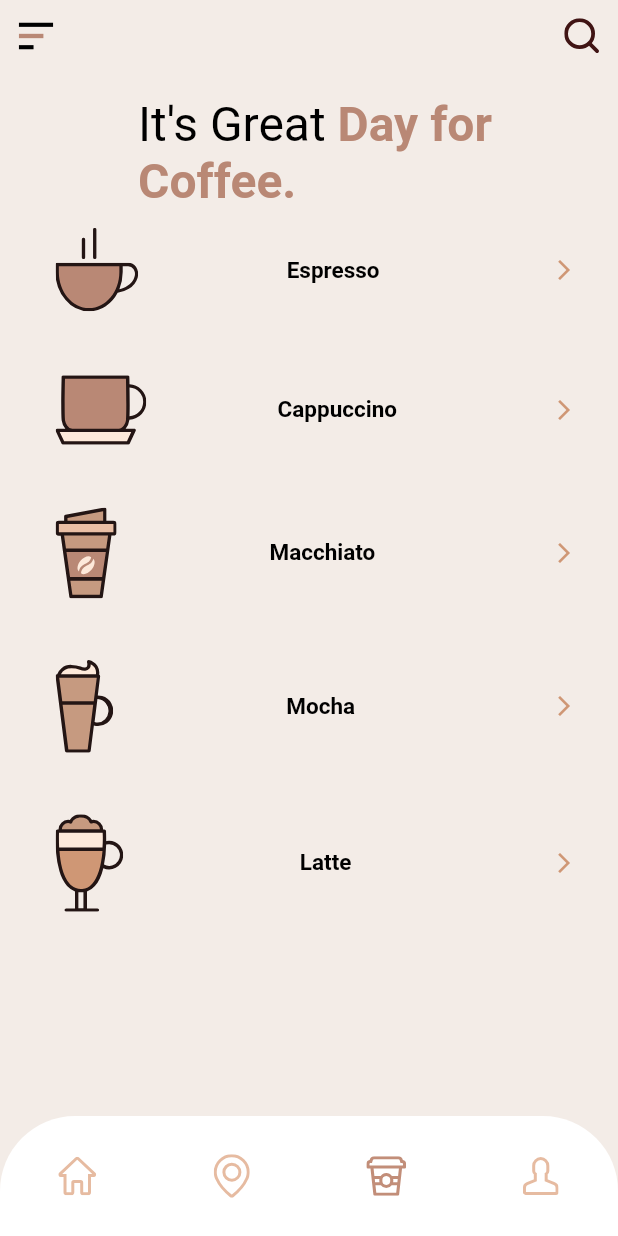
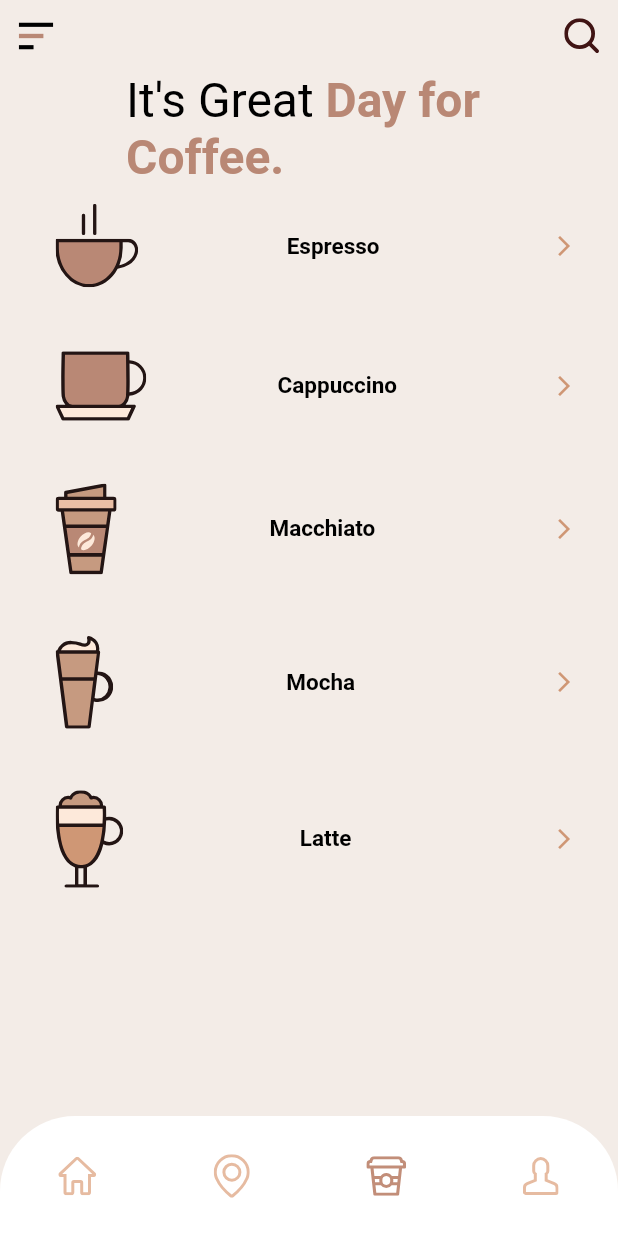
Before and after one commit to momagdy75/Coffee_App, a Flutter app: the screen it shows after launch, item 3 of the bottom bar chosen, on a phone screen of 412 x 824 dp. Run offline on Flutter 3.47's test engine with Material 2 defaults, Android fonts, the phone set to English and light mode, and no system bars; our stand-ins replace flutter_svg, google_fonts, toast.

Commit message:
Coffee App version 1.0

```diff
--- a/lib/Screens/home_screen.dart
+++ b/lib/Screens/home_screen.dart
@@ -41,6 +41,7 @@ void updateScreen(int index){
   Widget build(BuildContext context) {
     return
       Scaffold(
+          resizeToAvoidBottomInset: false,
         body: Stack(
           children: [
             Container(
--- a/lib/Screens/menu_screen.dart
+++ b/lib/Screens/menu_screen.dart
@@ -40,8 +40,7 @@ bool isOpen = false;
 
                 children: [
                   Appbar(),
-                  Padding(
-                    padding: const EdgeInsets.only(left: 16.0,top: 16),
+                  Center(
                     child: RichText(
                         text: TextSpan(children: [
                           TextSpan(
@@ -58,7 +57,6 @@ bool isOpen = false;
                   Expanded(
                     child: ListView.builder(
                       itemCount: coffeeNames.length,
-
                       itemBuilder: (context, index) => MenuItem(coffeeNames: coffeeNames, isOpen: isOpen,index: index),
                     ),
                   ),
--- a/lib/bottom_nav_bar.dart
+++ b/lib/bottom_nav_bar.dart
@@ -9,11 +9,9 @@ class BottomNavBar extends StatefulWidget {
     required this.visable,
     required this.index
   }) : super(key: key);
-
   final bool isOpen;
   final bool visable;
   final int index;
-
   @override
   State<BottomNavBar> createState() => _BottomNavBarState();
 }
@@ -59,8 +57,6 @@ class _BottomNavBarState extends State<BottomNavBar> {
                 return HomeScreen();
               }), (route) => false);
             }, icon:widget.index==3? SvgPicture.asset("assets/images/profile.svg"):SvgPicture.asset("assets/images/profilelight.svg")),
-
-
           ],
         ),
       ),
--- a/lib/main.dart
+++ b/lib/main.dart
@@ -1,5 +1,7 @@
 
 
+import 'package:coffee_hub/Screens/home_screen.dart';
+import 'package:coffee_hub/Screens/main_home_screen.dart';
 import 'package:flutter/material.dart';
 import 'package:flutter/services.dart';
 
@@ -24,7 +26,7 @@ class MyApp extends StatelessWidget {
     return MaterialApp(
       debugShowCheckedModeBanner: false,
       title: 'Flutter Demo',
-    home: SplashScreen(),
+    home: HomeScreen(),
       theme: ThemeData(
         colorScheme: ColorScheme.fromSwatch().copyWith(secondary: bgtwoColor)
       ),
--- a/lib/menu_item.dart
+++ b/lib/menu_item.dart
@@ -20,7 +20,6 @@ class MenuItem extends StatelessWidget {
   Widget build(BuildContext context) {
     return GestureDetector(
       onTap: (){
-
         Navigator.push(context, MaterialPageRoute(builder: (context){
           return ItemScreen(index);
         }));
@@ -35,7 +34,8 @@ class MenuItem extends StatelessWidget {
               isOpen ? SvgPicture.asset("assets/images/${coffeeNames[index]}light.svg") :SvgPicture.asset("assets/images/${coffeeNames[index]}.svg")  ,
               Text(coffeeNames[index],style: TextStyle(fontSize: 15,fontWeight: FontWeight.bold,color: isOpen? Colors.white : Colors.black),),
               IconButton(onPressed: (){
-                Navigator.push(context, MaterialPageRoute(builder: (context){
+                Navigator.push(context,MaterialPageRoute(builder: (context)
+                {
                   return ItemScreen(index);
                 }));
               }, icon: Icon(Icons.arrow_forward_ios,size: 16,color: btnColor,))
```
Also changed, not shown: lib/Screens/item_screen.dart (+4 -5 lines).
